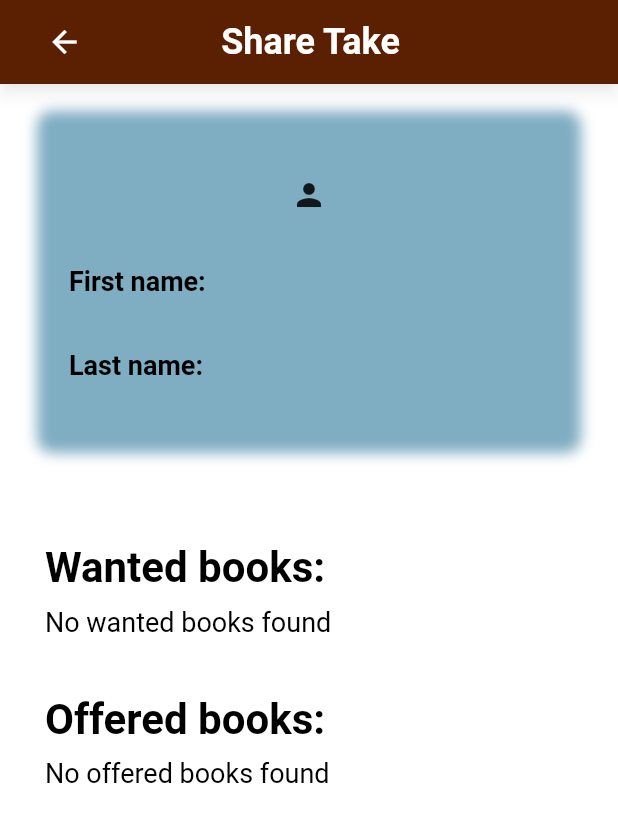
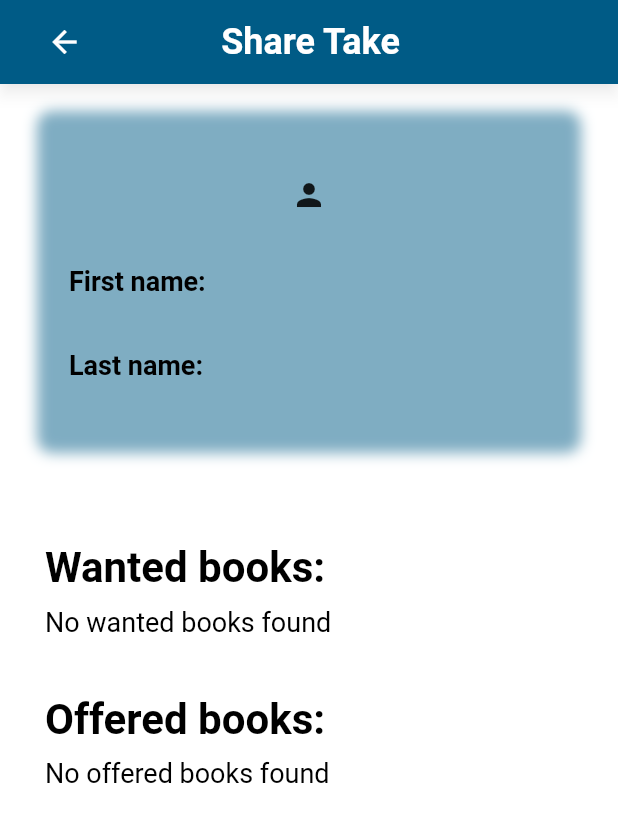
Before and after one commit to tomasbutkevicius/shareTakeApp, a Flutter app: the UserDetailsScreen screen opened directly with empty values, on a phone screen of 412 x 824 dp. Shown: the top 822 px of the screen. Run offline on Flutter 3.47's test engine with Material 2 defaults, Android fonts, the phone set to English and light mode, and no system bars; our stand-ins replace bloc, cloud_firestore, easy_localization, equatable, firebase_auth, firebase_core and 4 more; missing offline and left inert: books_finder, flutter_barcode_scanner; accounts and stored records are empty; Roboto replaces fonts that are missing (FranklinGothic).

```diff
--- a/lib/bloc/helpers/bloc_getter.dart
+++ b/lib/bloc/helpers/bloc_getter.dart
@@ -5,6 +5,7 @@ import 'package:share_take/bloc/book_add/book_add_bloc.dart';
 import 'package:share_take/bloc/book_list/book_list_bloc.dart';
 import 'package:share_take/bloc/book_offer/book_offer_bloc.dart';
 import 'package:share_take/bloc/book_want/book_want_bloc.dart';
+import 'package:share_take/bloc/requests_as_receiver/requests_as_receiver_bloc.dart';
 import 'package:share_take/bloc/user_list/user_list_bloc.dart';
 import 'package:share_take/bloc/user_offer/user_offer_bloc.dart';
 import 'package:share_take/bloc/user_want/user_want_bloc.dart';
@@ -41,4 +42,8 @@ class BlocGetter {
   static UserOfferBloc getUserOfferBloc(BuildContext context) {
     return BlocProvider.of<UserOfferBloc>(context);
   }
+
+  static RequestsAsReceiverBloc getRequestsReceiverBloc(BuildContext context) {
+    return BlocProvider.of<RequestsAsReceiverBloc>(context);
+  }
 }
--- a/lib/presentation/screens/user_details/user_details_screen.dart
+++ b/lib/presentation/screens/user_details/user_details_screen.dart
@@ -34,7 +34,7 @@ class UserDetailsScreen extends StatelessWidget {
     BlocGetter.getUserOfferBloc(context).add(UserOfferGetEvent(userId: user.id));
 
     return Scaffold(
-      appBar: CustomAppBar.build(context, backgroundColor: ThemeColors.bordo.shade600),
+      appBar: CustomAppBar.build(context),
       body: Center(
         child: ListView(
           padding: StaticStyles.listViewPadding,
--- a/lib/presentation/widgets/custom_app_bar.dart
+++ b/lib/presentation/widgets/custom_app_bar.dart
@@ -8,14 +8,15 @@ class CustomAppBar {
       BuildContext context, {
         bool showBackBtn = true,
         bool showTitle = true,
+        String titleText = "Share Take",
         Color backgroundColor = ThemeColors.blue,
       }) {
     return AppBar(
       shadowColor: ThemeColors.white.withOpacity(0.5),
       backgroundColor: backgroundColor,
       leading: showBackBtn ? _backButton(context) : SizedBox.shrink(),
-      title: showTitle ? const Center(
-        child: AppTitleTextWidget(),
+      title: showTitle ? Center(
+        child: AppTitleTextWidget(text: titleText,),
       ) : null,
       actions: [
         Builder(
--- a/lib/presentation/widgets/title_widget.dart
+++ b/lib/presentation/widgets/title_widget.dart
@@ -1,4 +1,3 @@
-
 import 'package:flutter/cupertino.dart';
 import 'package:share_take/constants/enums.dart';
 import 'package:share_take/constants/theme/theme_colors.dart';
@@ -6,29 +5,20 @@ import 'package:share_take/localization/translations.dart';
 import 'package:share_take/presentation/widgets/proxy/text/proxy_text_widget.dart';
 
 class AppTitleTextWidget extends StatelessWidget {
-  const AppTitleTextWidget({Key? key}) : super(key: key);
+  const AppTitleTextWidget({
+    Key? key,
+    required this.text,
+  }) : super(key: key);
+
+  final String text;
 
   @override
   Widget build(BuildContext context) {
-    final List<String> words = Translations.appTitle.split(" ");
-    String textWithoutLastWord = words[0];
-
-    for(int i = 1; i < words.length - 1; i++){
-      textWithoutLastWord += " " + words[i];
-    }
-
     return Row(
       mainAxisAlignment: MainAxisAlignment.center,
       children: [
         ProxyTextWidget(
-          text: textWithoutLastWord,
-          textAlign: TextAlign.center,
-          fontSize: ProxyFontSize.extraLarge,
-          color: ThemeColors.white,
-          fontWeight: ProxyFontWeight.extraBold,
-        ),
-        ProxyTextWidget(
-          text: " " + words[words.length - 1],
+          text: text,
           textAlign: TextAlign.center,
           fontSize: ProxyFontSize.extraLarge,
           color: ThemeColors.white,
```
Also changed, not shown: lib/presentation/router/app_router.dart (+9 -0 lines), lib/presentation/router/static_navigator.dart (+13 -0 lines), lib/presentation/screens/main/views/sharing_info/sharing_info_view.dart (+36 -2 lines), lib/presentation/screens/receiver_requests/receiver_requests_screen.dart (added, +22 -0 lines).
